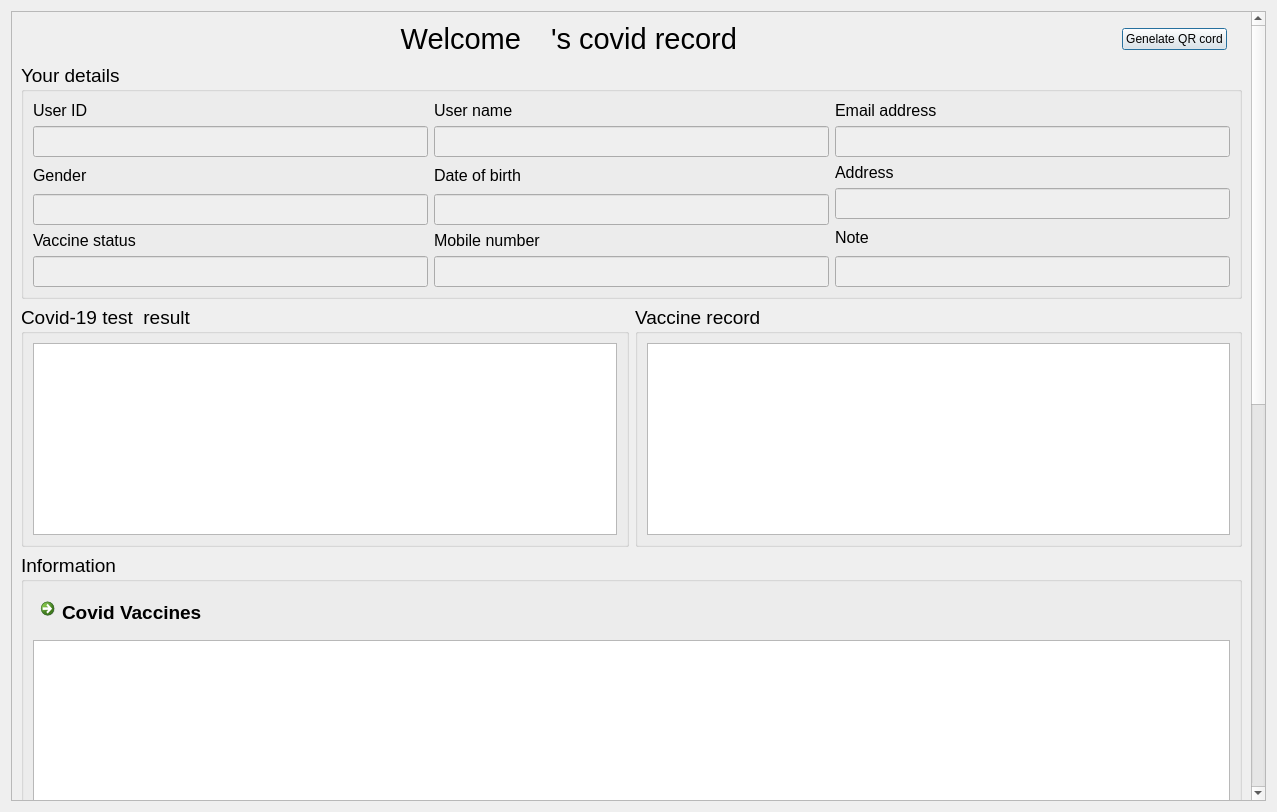
Above: RegistorAndLogin/userpagedialog.ui from naomuhibu/myCovidRecord before the change. Below: the same form after it.
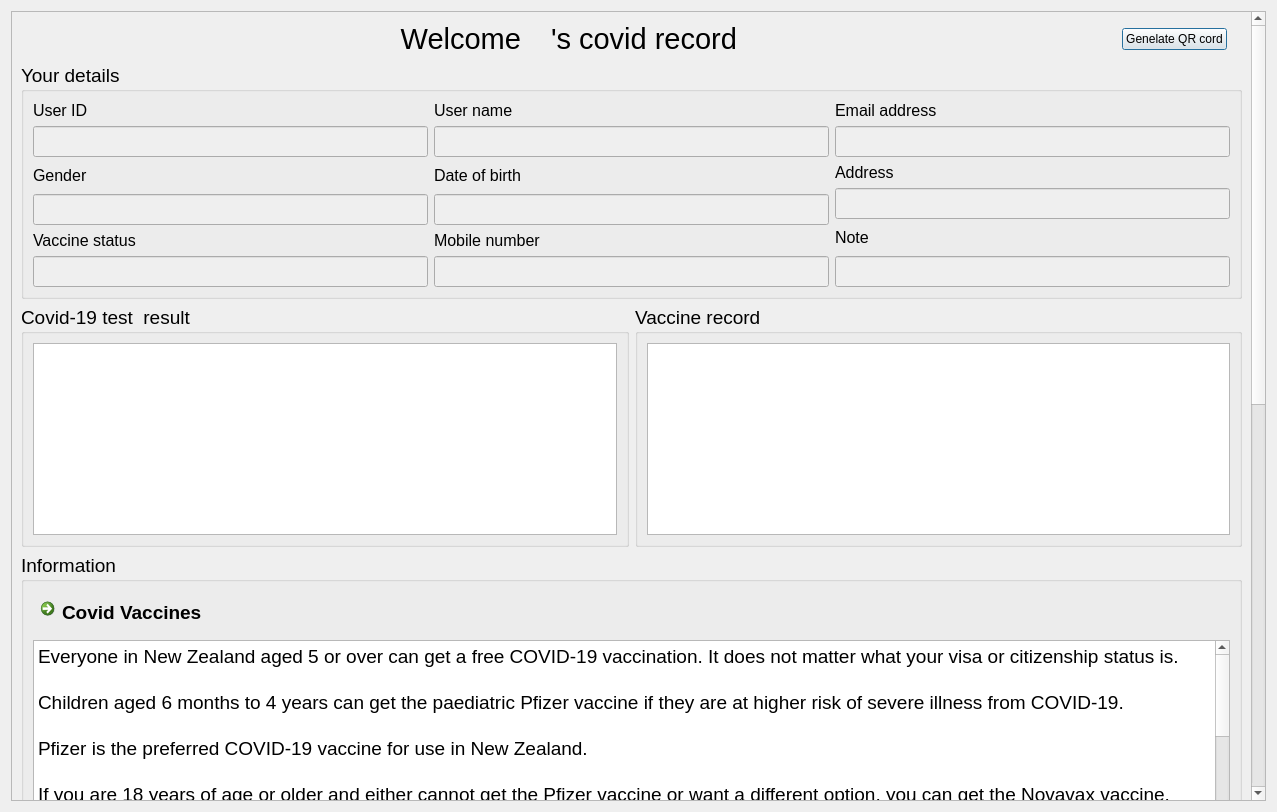
That is the form after the change.

What changed in the file:
```diff
--- a/RegistorAndLogin/userpagedialog.ui
+++ b/RegistorAndLogin/userpagedialog.ui
@@ -23,7 +23,7 @@
       <property name="geometry">
        <rect>
         <x>0</x>
-        <y>0</y>
+        <y>-797</y>
         <width>1236</width>
         <height>1593</height>
        </rect>
@@ -472,7 +472,27 @@
              </layout>
             </item>
             <item>
-             <widget class="QPlainTextEdit" name="plainTextEdit_5"/>
+             <widget class="QPlainTextEdit" name="plainTextEdit_5">
+              <property name="enabled">
+               <bool>true</bool>
+              </property>
+              <property name="plainText">
+               <string>Everyone in New Zealand aged 5 or over can get a free COVID-19 vaccination. It does not matter what your visa or citizenship status is.
+
+Children aged 6 months to 4 years can get the paediatric Pfizer vaccine if they are at higher risk of severe illness from COVID-19.
+
+Pfizer is the preferred COVID-19 vaccine for use in New Zealand.
+
+If you are 18 years of age or older and either cannot get the Pfizer vaccine or want a different option, you can get the Novavax vaccine.
+
+You will be given the option to choose your vaccine type when you book. The Novavax vaccine is not available at all vaccination sites.
+
+Whichever vaccine you get, you will need 2 doses. COVID-19 vaccines are free.
+
+COVID-19 vaccines used in New Zealand.
+For more information please click on above link</string>
+              </property>
+             </widget>
             </item>
            </layout>
           </item>
```
Left out of the diff: 98 changed lines with no effect on the pictures.
